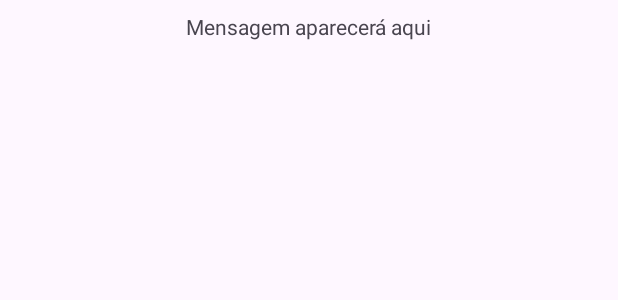
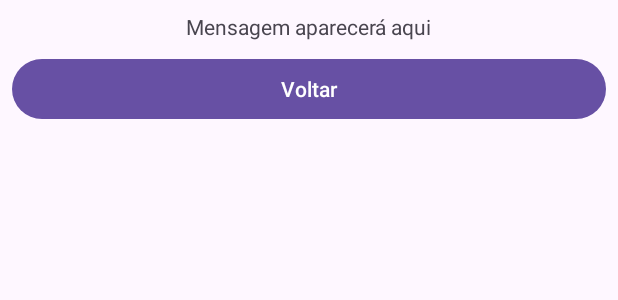
Before and after one commit to paulosalvatore/OceanJornadaAndroidMar2024, an Android app: the layout activity_treasure.xml on its own in the app's theme, with its tools: preview values and no code run, on a phone screen of 412 x 824 dp. Shown: the top 300 px of the screen. Run offline under Robolectric (Android 15) with nearby library versions, the phone set to English and light mode, and no system bars.

Commit message:
Item 4: botão voltar

```diff
--- a/app/src/main/java/com/oceanbrasil/oceanjornadaandroidmar2024/TreasureActivity.kt
+++ b/app/src/main/java/com/oceanbrasil/oceanjornadaandroidmar2024/TreasureActivity.kt
@@ -1,6 +1,7 @@
 package com.oceanbrasil.oceanjornadaandroidmar2024
 
 import android.os.Bundle
+import android.widget.Button
 import android.widget.TextView
 import androidx.appcompat.app.AppCompatActivity
 
@@ -18,5 +19,10 @@ class TreasureActivity : AppCompatActivity() {
         } else {
             tvMensagem.text = "Desculpe, continue procurando!"
         }
+
+        val btVoltar = findViewById<Button>(R.id.btVoltar)
+        btVoltar.setOnClickListener {
+            finish()
+        }
     }
 }
--- a/app/src/main/res/layout/activity_treasure.xml
+++ b/app/src/main/res/layout/activity_treasure.xml
@@ -19,4 +19,18 @@
         app:layout_constraintStart_toStartOf="parent"
         app:layout_constraintTop_toTopOf="parent"
         tools:text="Mensagem aparecerá aqui" />
+
+    <Button
+        android:id="@+id/btVoltar"
+        android:layout_width="0dp"
+        android:layout_height="wrap_content"
+        android:layout_marginStart="8dp"
+        android:layout_marginLeft="8dp"
+        android:layout_marginTop="8dp"
+        android:layout_marginEnd="8dp"
+        android:layout_marginRight="8dp"
+        android:text="Voltar"
+        app:layout_constraintEnd_toEndOf="parent"
+        app:layout_constraintStart_toStartOf="parent"
+        app:layout_constraintTop_toBottomOf="@+id/tvMensagem" />
 </androidx.constraintlayout.widget.ConstraintLayout>
```
